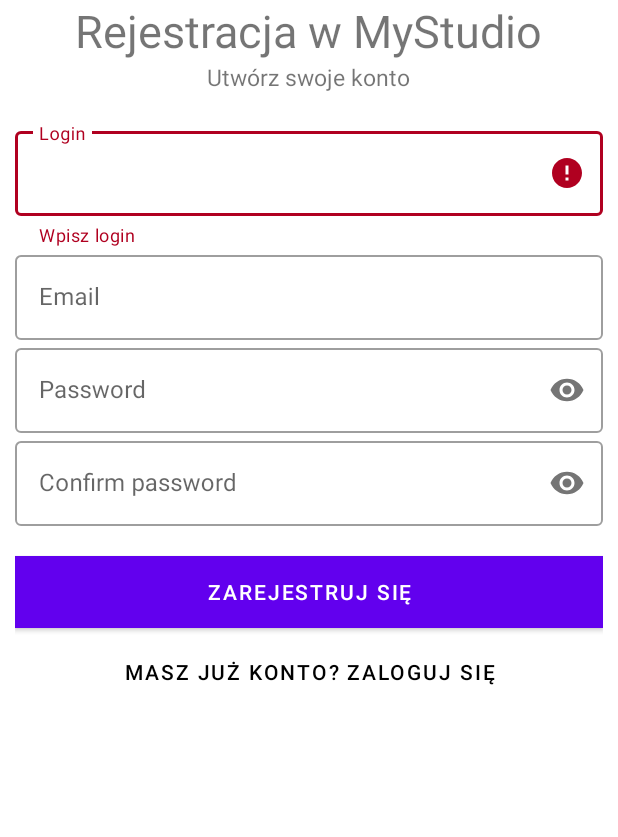
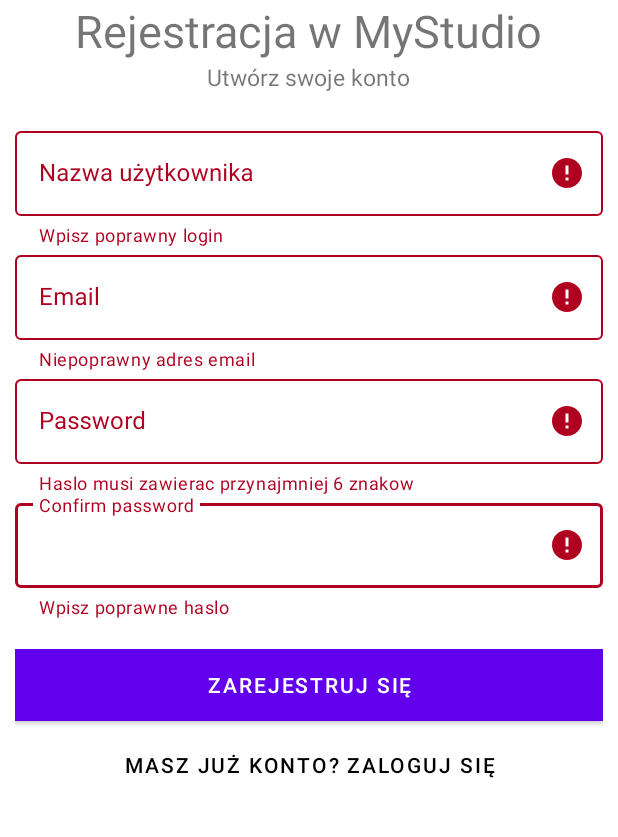
Before and after one commit to KatarzynaKapusta/Studio-graficzne, an Android app: the activity_rejestracja screen opened directly, with no data from a screen before it, after a tap on "ZAREJESTRUJ SIĘ", on a phone screen of 412 x 824 dp, the part 165-1002 px from its top. Run offline under Robolectric (Android 15) with nearby library versions, the phone set to English and light mode, and no system bars; our stand-ins replace Firebase (no records; nobody signed in at launch, a user with empty details on screens opened directly).

Commit message:
Aktualizacja logowania użytkownika

```diff
--- a/app/build.gradle
+++ b/app/build.gradle
@@ -38,7 +38,7 @@
     androidTestImplementation 'androidx.test.ext:junit:1.1.3'
     androidTestImplementation 'androidx.test.espresso:espresso-core:3.4.0'
     // Import the BoM for the Firebase platform
-    implementation platform('com.google.firebase:firebase-bom:29.2.1')
+    implementation platform('com.google.firebase:firebase-bom:29.3.0')
 
     // Declare the dependencies for the desired Firebase products without specifying versions
     // For example, declare the dependencies for Firebase Authentication and Cloud Firestore
--- a/app/src/main/java/com/example/studiograficzne/activity_rejestracja.java
+++ b/app/src/main/java/com/example/studiograficzne/activity_rejestracja.java
@@ -6,7 +6,6 @@
 import android.app.ProgressDialog;
 import android.content.Intent;
 import android.os.Bundle;
-import android.view.View;
 import android.view.WindowManager;
 import android.widget.Button;
 import android.widget.Toast;
@@ -16,16 +15,21 @@
 import com.google.android.material.textfield.TextInputLayout;
 import com.google.firebase.auth.AuthResult;
 import com.google.firebase.auth.FirebaseAuth;
-import com.google.firebase.database.DatabaseReference;
-import com.google.firebase.database.FirebaseDatabase;
+import com.google.firebase.auth.FirebaseUser;
+import com.google.firebase.database.annotations.Nullable;
+
+import android.util.Log;
 
 public class activity_rejestracja extends AppCompatActivity {
 
-    Button button_masz_juz_konto,button_zarejestruj_sie;
-    private TextInputLayout login_rejestracja,haslo_rejestracja,haslo_powtorz_rejestracja,email_rejestracja;
+    Button signUpButton, alreadySignedUpButton;
+    private TextInputLayout nicknameInput, emailInput, passwordInput, confirmPasswordInput;
 
-   private FirebaseAuth mAuth;
-   private ProgressDialog mLoadingBar;
+    private static final String TAG = "EmailPassword";
+    // [START declare_auth]
+    private FirebaseAuth mAuth;
+    // [END declare_auth]
+    private ProgressDialog mLoadingBar;
 
     @Override
     protected void onCreate(Bundle savedInstanceState) {
@@ -33,65 +37,84 @@
         setContentView(R.layout.activity_rejestracja);
         getWindow().setFlags(WindowManager.LayoutParams.FLAG_FULLSCREEN, WindowManager.LayoutParams.FLAG_FULLSCREEN);
 
-        login_rejestracja = findViewById(R.id.usrlogin_rejestracja);
-        haslo_rejestracja = findViewById(R.id.haslo_rejestracja);
-        haslo_powtorz_rejestracja = findViewById(R.id.haslo_powtorzone_rejestracja);
-        email_rejestracja = findViewById(R.id.email_rejestracja);
-        button_masz_juz_konto =  findViewById(R.id.button_rejestracja_masz_juz_konto);
+        nicknameInput = findViewById(R.id.regLoginInput);
+        emailInput = findViewById(R.id.regEmailInput);
+        passwordInput = findViewById(R.id.regPasswordInput);
+        confirmPasswordInput = findViewById(R.id.regConfirmPasswordInput);
+
+        alreadySignedUpButton =  findViewById(R.id.regAlreadySignedUpButton);
+        signUpButton = findViewById(R.id.regSignUpButton);
         mAuth = FirebaseAuth.getInstance();
         mLoadingBar = new ProgressDialog(activity_rejestracja.this);
 
-        button_zarejestruj_sie = findViewById(R.id.button_zarejestruj_sie);
-        button_zarejestruj_sie.setOnClickListener(view -> checkCredentials());
+        //Sprawdzanie poprawnosci danych
+        signUpButton.setOnClickListener(view -> checkCredentials());
 
-        button_masz_juz_konto.setOnClickListener(view -> openActivityMaszJuzKonto());
+        alreadySignedUpButton.setOnClickListener(view -> openAlreadySingUpActivity());
 
-        //Sprawdzanie poprawnosci danych
-        checkCredentials();
 
     } // OnCreate end
 
+    @Override
+    public void onStart() {
+        super.onStart();
+        // Check if user is signed in (non-null) and update UI accordingly.
+        FirebaseUser currentUser = mAuth.getCurrentUser();
+        if(currentUser != null){
+            reload();
+        }
+    }
+
     private void checkCredentials() {
-        String login = login_rejestracja.getEditText().getText().toString();
-        String email = email_rejestracja.getEditText().getText().toString();
-        String haslo = haslo_rejestracja.getEditText().getText().toString();
-        String hasloPowtorz = haslo_powtorz_rejestracja.getEditText().getText().toString();
+        String nickname = nicknameInput.getEditText().getText().toString();
+        String email = emailInput.getEditText().getText().toString();
+        String password = passwordInput.getEditText().getText().toString();
+        String confirmPassword = confirmPasswordInput.getEditText().getText().toString();
 
-        if (login.isEmpty())
+        boolean flag = false;
+
+        if(nickname.isEmpty() || nickname.length() < 2)
         {
-            showError(login_rejestracja, "Wpisz login");
+            showError(nicknameInput, "Wpisz poprawny login");
+            flag = true;
         }
-        else if(email.isEmpty() || !email.contains("@"))
+
+        if(email.isEmpty() || !email.contains("@"))
         {
-            showError(email_rejestracja, "Niepoprawny adres email");
+            showError(emailInput, "Niepoprawny adres email");
+            flag = true;
         }
-        else if (haslo.isEmpty() || haslo.length()<6)
+
+        if(password.isEmpty() || password.length() < 6)
         {
-            showError(haslo_rejestracja, "Wpisz haslo!");
+            showError(passwordInput, "Haslo musi zawierac przynajmniej 6 znakow");
+            flag = true;
         }
-        else if (hasloPowtorz.isEmpty() || !hasloPowtorz.equals(haslo))
+
+        if(confirmPassword.isEmpty() || !confirmPassword.equals(password))
         {
-            showError(haslo_powtorz_rejestracja, "Hasla sie roznia");
+            showError(confirmPasswordInput, "Wpisz poprawne haslo");
+            flag = true;
         }
+
         //Jesli nie ma bledow, to rejestrujemy uzytkownika
-        else
+        if (!flag)
         {
             mLoadingBar.setTitle("Rejestracja");
             mLoadingBar.setMessage("Prosze czekac, sprawdzamy poprawnosc dnaych");
             mLoadingBar.setCanceledOnTouchOutside(false);
             mLoadingBar.show();
 
-            mAuth.createUserWithEmailAndPassword(email,haslo).addOnCompleteListener(new OnCompleteListener<AuthResult>() {
+            mAuth.createUserWithEmailAndPassword(email,password).addOnCompleteListener(new OnCompleteListener<AuthResult>() {
                 @Override
                 public void onComplete(@NonNull Task<AuthResult> task) {
                     if(task.isSuccessful())
                     {
+                        mLoadingBar.dismiss();
                         Toast.makeText(activity_rejestracja.this, "Zarejestrowano pomyslnie", Toast.LENGTH_SHORT).show();
                         Intent intent = new Intent(activity_rejestracja.this,MainActivity.class);
-                        intent.setFlags(Intent.FLAG_ACTIVITY_CLEAR_TASK| Intent.FLAG_ACTIVITY_CLEAR_TASK);
+                        intent.setFlags(Intent.FLAG_ACTIVITY_CLEAR_TASK);
                         startActivity(intent);
-
-
                     }
                     else
                     {
@@ -101,18 +124,22 @@
             });
 
         }
-
     }
 
     private void showError(TextInputLayout input, String s) {
-        login_rejestracja.setError(s);
         input.setError(s);
         input.requestFocus();
     }
 
-    //Implementacja dla MaszJuzKonto()
-    private void openActivityMaszJuzKonto() {
+    //Implementacja dla AlreadySignedUp()
+    private void openAlreadySingUpActivity() {
         Intent intent = new Intent(this, activity_logowanie.class);
         startActivity(intent);
     }
+
+    private void updateUI(@Nullable FirebaseUser user) {
+        // No-op
+    }
+
+    private void reload() { }
 }
--- a/app/src/main/res/layout/activity_rejestracja.xml
+++ b/app/src/main/res/layout/activity_rejestracja.xml
@@ -14,7 +14,8 @@
     <ImageView
         android:layout_width="120dp"
         android:layout_height="100dp"
-        android:src="@drawable/rejestracja_logo"/>
+        android:src="@drawable/rejestracja_logo"
+        android:contentDescription="logo gry"/>
     <TextView
         android:layout_width="wrap_content"
         android:layout_height="wrap_content"
@@ -33,10 +34,10 @@
         android:layout_marginTop="20dp">
 
         <com.google.android.material.textfield.TextInputLayout
-            android:id="@+id/usrlogin_rejestracja"
+            android:id="@+id/regLoginInput"
             android:layout_width="match_parent"
             android:layout_height="wrap_content"
-            android:hint="Login"
+            android:hint="Nazwa użytkownika"
             style="@style/Widget.MaterialComponents.TextInputLayout.OutlinedBox">
 
             <com.google.android.material.textfield.TextInputEditText
@@ -47,7 +48,7 @@
         </com.google.android.material.textfield.TextInputLayout>
 
         <com.google.android.material.textfield.TextInputLayout
-            android:id="@+id/email_rejestracja"
+            android:id="@+id/regEmailInput"
             android:layout_width="match_parent"
             android:layout_height="wrap_content"
             android:hint="Email"
@@ -61,7 +62,7 @@
         </com.google.android.material.textfield.TextInputLayout>
 
         <com.google.android.material.textfield.TextInputLayout
-            android:id="@+id/haslo_rejestracja"
+            android:id="@+id/regPasswordInput"
             android:layout_width="match_parent"
             android:layout_height="wrap_content"
             android:hint="Password"
@@ -76,7 +77,7 @@
         </com.google.android.material.textfield.TextInputLayout>
 
         <com.google.android.material.textfield.TextInputLayout
-            android:id="@+id/haslo_powtorzone_rejestracja"
+            android:id="@+id/regConfirmPasswordInput"
             android:layout_width="match_parent"
             android:layout_height="wrap_content"
             android:hint="Confirm password"
@@ -93,7 +94,7 @@
     </LinearLayout>
 
     <Button
-        android:id="@+id/button_zarejestruj_sie"
+        android:id="@+id/regSignUpButton"
         android:layout_width="match_parent"
         android:layout_height="wrap_content"
         android:text="Zarejestruj się"
@@ -102,7 +103,7 @@
         android:layout_marginTop="20dp"/>
 
     <Button
-        android:id="@+id/button_rejestracja_masz_juz_konto"
+        android:id="@+id/regAlreadySignedUpButton"
         android:layout_width="match_parent"
         android:layout_height="wrap_content"
         android:text="Masz już konto? Zaloguj się"
```
Also changed, not shown: app/src/main/AndroidManifest.xml (+4 -7 lines), app/src/main/java/com/example/studiograficzne/MainActivity.java (+32 -49 lines), app/src/main/java/com/example/studiograficzne/activity_logowanie.java (+76 -5 lines), app/src/main/java/com/example/studiograficzne/activity_logowanie_new.java (deleted, +0 -14 lines), app/src/main/java/com/example/studiograficzne/activity_rejestracja_new.java (deleted, +0 -14 lines), app/src/main/java/com/example/studiograficzne/activity_settings.java (added, +35 -0 lines), app/src/main/res/layout-land/activity_main.xml (+9 -1 lines), app/src/main/res/layout/activity_logowanie.xml (+9 -0 lines), app/src/main/res/layout/activity_logowanie_new.xml (deleted, +0 -116 lines), app/src/main/res/layout/activity_rejestracja_new.xml (deleted, +0 -127 lines), app/src/main/res/layout/activity_settings.xml (added, +18 -0 lines).
